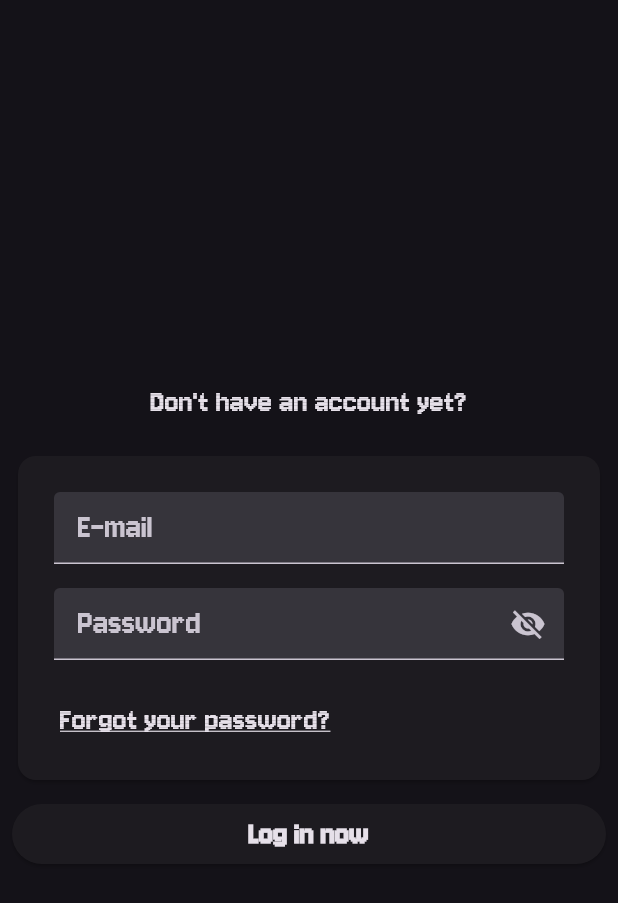
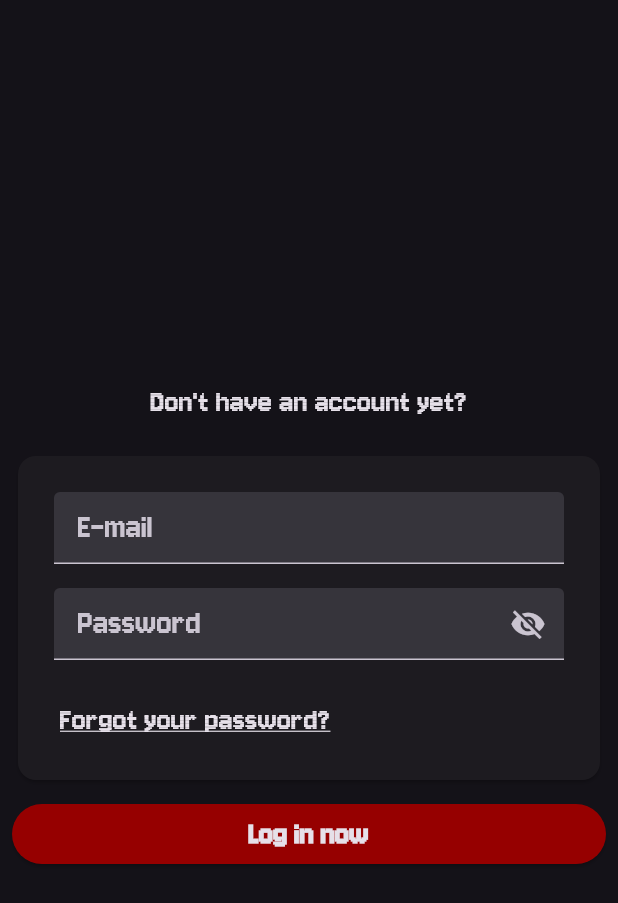
Before and after one commit to No0ne09/trials_of_valhalla, a Flutter app: the screen it shows after launch, on a phone screen of 412 x 824 dp. Shown: the top 903 px of the screen. Run offline on Flutter 3.47's test engine with Material 3 defaults, Android fonts, the phone set to English and light mode, and no system bars; our stand-ins replace firebase_auth, firebase_core, form_validator; accounts and stored records are empty; generated files the repository leaves out were written again.

Commit message:
added accent color

```diff
--- a/lib/helpers/constants.dart
+++ b/lib/helpers/constants.dart
@@ -1 +1,4 @@
+import 'package:flutter/material.dart';
+
 const defaultFontFamily = 'Jersey10';
+const accentColor = Color.fromRGBO(150, 0, 0, 1);
--- a/lib/widgets/auth_button.dart
+++ b/lib/widgets/auth_button.dart
@@ -13,6 +13,8 @@ class AuthButton extends StatelessWidget {
   @override
   Widget build(BuildContext context) {
     return ElevatedButton(
+      style: ElevatedButton.styleFrom(
+          backgroundColor: const Color.fromRGBO(150, 0, 0, 1)),
       onPressed: onPressed,
       child: Text(
         text,
--- a/lib/widgets/base_textfield.dart
+++ b/lib/widgets/base_textfield.dart
@@ -58,8 +58,8 @@ class _BaseTextfieldState extends State<BaseTextfield> {
           _focusNode.unfocus();
         },
         decoration: InputDecoration(
-          errorStyle:
-              const TextStyle(color: Colors.red, fontFamily: defaultFontFamily),
+          errorStyle: const TextStyle(
+              color: accentColor, fontFamily: defaultFontFamily),
           filled: true,
           hintText: widget.hint,
           suffixIcon: widget.isPassword
--- a/lib/widgets/popups/info_popup.dart
+++ b/lib/widgets/popups/info_popup.dart
@@ -19,7 +19,7 @@ class InfoPopup extends StatelessWidget {
             Navigator.pop(context);
           },
           style: ElevatedButton.styleFrom(
-              backgroundColor: Colors.red, foregroundColor: Colors.white),
+              backgroundColor: accentColor, foregroundColor: Colors.white),
           child: Text(
             "Ok",
             style: Theme.of(context).textTheme.headlineSmall!.copyWith(
```
